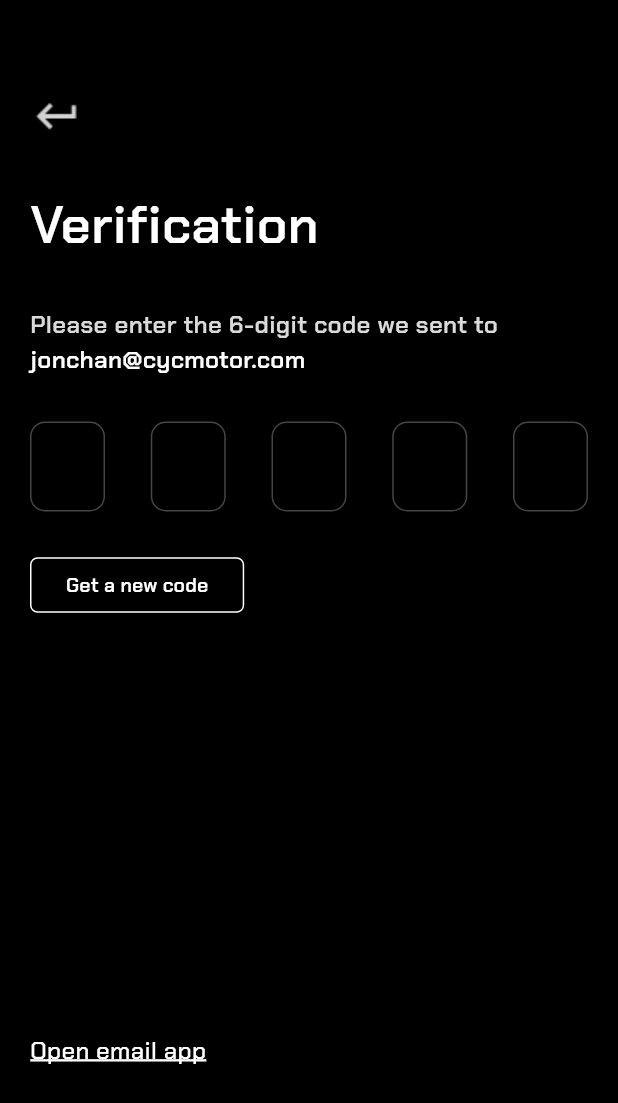
After one commit to CYC-EBMX-Development/App-TRAX, a Flutter app: the VerificationPage screen opened directly, on a phone screen of 412 x 824 dp. The commit adds this screen. Shown: the top 1103 px of the screen. Run offline on Flutter 3.47's test engine with Material 3 defaults, Android fonts, the phone set to English and light mode, and no system bars; our stand-ins replace flutter_svg, video_player.

Commit message:
新增验证码页面

```diff
--- a/lib/common/widget/textField.dart
+++ b/lib/common/widget/textField.dart
@@ -79,3 +79,57 @@ class  _TraXTextFieldPage extends State<TraXTextField> {
     );
   }
 }
+
+class SingleDigitInput extends StatefulWidget {
+  const SingleDigitInput({
+    super.key,
+    required this.focusNode,
+  required this.nextFocus,
+  });
+  final FocusNode focusNode;
+  final VoidCallback nextFocus;
+
+  @override
+  _SingleDigitInputState createState() => _SingleDigitInputState();
+}
+
+class _SingleDigitInputState extends State<SingleDigitInput> {
+  @override
+  Widget build(BuildContext context) {
+    return SizedBox(
+      height: 60,
+      width: 50,
+      child: TextField(
+        maxLength: 1,
+        keyboardType: TextInputType.number,
+        textAlign: TextAlign.center,
+        style: TextStyle(fontSize: 24,color: Colors.white),
+        focusNode: widget.focusNode,
+        decoration: InputDecoration(
+          counterText: "",
+          enabledBorder: const OutlineInputBorder(
+            borderSide: BorderSide(
+              color: Color(0xFF454545), // 未聚焦时的边框颜色
+              width: 1,
+            ),
+            borderRadius: BorderRadius.all(Radius.circular(10)),
+          ),
+          focusedBorder: const OutlineInputBorder(
+            borderSide: BorderSide(
+              color: Colors.white, // 聚焦时的边框颜色
+              width: 1,
+            ),
+            borderRadius: BorderRadius.all(Radius.circular(10)),
+          ),
+          //contentPadding: EdgeInsets.all(16),
+        ),
+        onChanged: (value) {
+          if (value.length == 1) {
+            widget.focusNode.unfocus();
+            widget.nextFocus();
+          }
+        },
+      ),
+    );
+  }
+}
--- a/lib/features/login/login_page.dart
+++ b/lib/features/login/login_page.dart
@@ -1,5 +1,6 @@
 import 'package:flutter/material.dart';
 import 'package:tra_x/features/login/sign_up_page.dart';
+import 'package:tra_x/features/login/verification.dart';
 import 'package:video_player/video_player.dart';
 import 'package:flutter/foundation.dart' show kIsWeb;
 import 'dart:io' show Platform;
@@ -21,6 +22,7 @@ class ExotekQuadricyclePage extends StatefulWidget {
 
 class _SplashPage extends State<ExotekQuadricyclePage> {
   VideoPlayerController? _controller;
+  int mod = 0;
 
   @override
   void initState() {
@@ -73,6 +75,25 @@ class _SplashPage extends State<ExotekQuadricyclePage> {
     );
   }
 
+  Widget _password(){
+    return Column(children: [
+      SizedBox(height: 15),
+      TraXTextField(
+        labelText: 'Password',
+        hintText:'Password',
+        inPutPassword: true,
+        onPressed: (){},
+      ),
+      SizedBox(height: 15),
+      Row(
+        children: [
+          Expanded(child: SizedBox()),
+          Text('Forgot Password?',style:TextStyle(fontWeight: FontWeight.w600)),
+        ],
+      ),
+    ]);
+  }
+
   Widget _mainPage(){
     double screenWidth = MediaQuery.of(context).size.width;
     return Column(
@@ -100,26 +121,24 @@ class _SplashPage extends State<ExotekQuadricyclePage> {
           hintText:'jonchan@cycmotor.com',
           onPressed: (){},
         ),
-        SizedBox(height: 15),
-        TraXTextField(
-          labelText: 'Password',
-          hintText:'Password',
-          inPutPassword: true,
-          onPressed: (){},
-        ),
-        SizedBox(height: 15),
-        Row(
-          children: [
-            Expanded(child: SizedBox()),
-            Text('Forgot Password?',style:TextStyle(fontWeight: FontWeight.w600)),
-          ],
-        ),
+        if(mod==1) _password(),
         SizedBox(height: 30),
         MyElevatedButton(
           borderRadius: Global.traXborderRadius,
           minimumSize: Size(screenWidth, 51),
           backgroundColor: WidgetStateProperty.all<Color?>(Color(0xFFC0C0C0)),
           onPressed: () {
+            if(mod ==1){
+              Navigator.push(
+                context,
+                MaterialPageRoute(builder: (context) => VerificationPage()),
+              );
+            }
+            else if(mod == 0){
+              setState(() {
+                mod=1;
+              });
+            }
           },
           child: Text('Log in' , style: TextStyle(
             color: Colors.black,
--- /dev/null
+++ b/lib/features/login/verification.dart
@@ -0,0 +1,107 @@
+import 'package:flutter/material.dart';
+
+import '../../common/global.dart';
+import '../../common/widget/button.dart';
+import '../../common/widget/textField.dart';
+
+class VerificationPage extends StatefulWidget {
+  const VerificationPage({super.key});
+
+  @override
+  State<VerificationPage> createState() => _VerificationState();
+}
+
+class _VerificationState extends State<VerificationPage> {
+  List<FocusNode> focusNodes = List.generate(6, (index) => FocusNode());
+
+
+  @override
+  Widget build(BuildContext context) {
+    return Scaffold(
+      backgroundColor: Colors.black,
+      body: Padding(
+        padding: EdgeInsets.all(20.0),
+        child:SingleChildScrollView(
+            child:_mainPage()
+        ),
+      ),
+    );
+  }
+
+  Widget _mainPage(){
+    double height = MediaQuery.of(context).size.height;
+    return Column(
+      crossAxisAlignment: CrossAxisAlignment.start,
+      children: [
+        SizedBox(height: 40),
+        GestureDetector(
+          onTap: () {
+            Navigator.pop(context);
+          },
+          child: Image.asset(
+            'assets/images/Return.png',
+            width: 35,
+            height: 35,
+          ),
+        ),
+        SizedBox(height: 30),
+        Text('Verification', style: TextStyle(
+            fontSize: 35,
+            fontWeight: FontWeight.w600,
+            color: Colors.white,
+          ),
+        ),
+        SizedBox(height: 30),
+        Text('Please enter the 6-digit code we sent to', style: TextStyle(
+            fontSize: 16,
+            fontWeight: FontWeight.w600,
+            color: Color(0xffDADADA),
+          ),
+        ),
+        Text('jonchan@cycmotor.com', style: TextStyle(
+            fontSize: 16,
+            fontWeight: FontWeight.w600,
+            color: Colors.white,
+          ),
+        ),
+        SizedBox(height: 30),
+        Row(
+          mainAxisAlignment: MainAxisAlignment.spaceBetween,
+          children: [
+            SingleDigitInput(focusNode: focusNodes[0],nextFocus:(){focusNodes[1].requestFocus();}),
+            SingleDigitInput(focusNode: focusNodes[1],nextFocus:(){focusNodes[2].requestFocus();}),
+            SingleDigitInput(focusNode: focusNodes[2],nextFocus:(){focusNodes[3].requestFocus();}),
+            SingleDigitInput(focusNode: focusNodes[3],nextFocus:(){focusNodes[4].requestFocus();}),
+            SingleDigitInput(focusNode: focusNodes[4],nextFocus:(){}),
+          ],
+        ),
+        SizedBox(height: 25),
+        MyElevatedButton(
+          borderRadius: Global.traXborderRadius,
+          minimumSize: const Size(140, 37),
+          onPressed: () {
+          },
+          backgroundColor: WidgetStateProperty.all<Color?>(Colors.transparent),
+          side: WidgetStateProperty.all(
+            BorderSide(color: Colors.white, width: 1),
+          ),
+          child: Text('Get a new code' , style: TextStyle(
+            color: Colors.white,
+            fontSize: 13.0,
+            fontWeight: FontWeight.w600,)),
+        ),
+        SizedBox(height: height/3),
+        Text(
+          'Open email app',
+          style: TextStyle(
+            decoration: TextDecoration.underline,
+            decorationColor: Colors.white,
+            fontSize: 16,
+            fontWeight: FontWeight.w500,
+            decorationThickness: 2,
+          ),
+        ),
+      ],
+    );
+  }
+}
```
Also changed, not shown: assets/images/Return.png (added).
